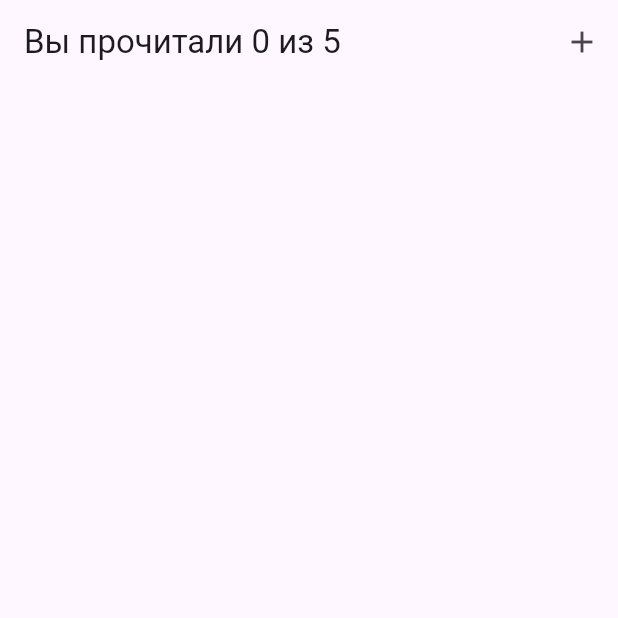
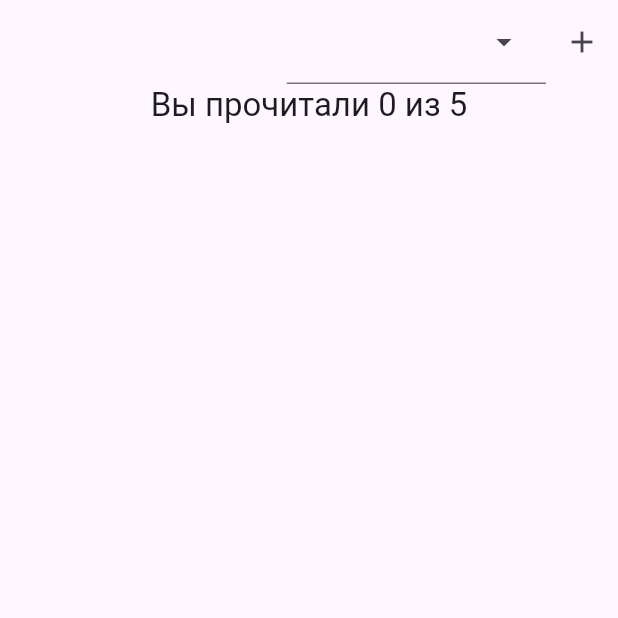
Before and after one commit to DonErnest/books_rating, a Flutter app: the screen it shows after launch, on a phone screen of 412 x 824 dp, the top half of it. Run offline on Flutter 3.47's test engine with Material 3 defaults, Android fonts, the phone set to English and light mode, and no system bars; our stand-ins replace flutter_slidable.

Commit message:
Refactored code, added minimum style info for widgets, move counter to the home page

```diff
--- a/lib/models/book.dart
+++ b/lib/models/book.dart
@@ -1,4 +1,6 @@
 import 'package:uuid/uuid.dart';
+
+int maxCount = 5;
 
 const uuid = Uuid();
 
--- a/lib/rating.dart
+++ b/lib/rating.dart
@@ -14,7 +14,7 @@ class BookRating extends StatefulWidget {
 
 class _BookRatingState extends State<BookRating> {
   List<Book> userBooks = [];
-  int maxCount = 5;
+  final dropDownFilterController = TextEditingController();
 
   @override
   void initState() {
@@ -31,20 +31,23 @@ class _BookRatingState extends State<BookRating> {
   }
 
   void orderBooks() {
-    var thoseWhichAreRead = userBooks.where((book) => book.status == ReadingStatus.reading).toList();
-    var thoseWhichAreOnShelf = userBooks.where((book) => book.status == ReadingStatus.onShelf).toList();
-    var thoseWhichAreOnHold = userBooks.where((book) => book.status == ReadingStatus.onHold).toList();
-    var thoseWhichAreFinished = userBooks.where((book) => book.status == ReadingStatus.finished).toList();
+    var thoseWhichAreRead = userBooks
+        .where((book) => book.status == ReadingStatus.reading)
+        .toList();
+    var thoseWhichAreOnShelf = userBooks
+        .where((book) => book.status == ReadingStatus.onShelf)
+        .toList();
+    var thoseWhichAreOnHold =
+        userBooks.where((book) => book.status == ReadingStatus.onHold).toList();
+    var thoseWhichAreFinished = userBooks
+        .where((book) => book.status == ReadingStatus.finished)
+        .toList();
 
-    userBooks = thoseWhichAreRead + thoseWhichAreOnShelf + thoseWhichAreOnHold + thoseWhichAreFinished;
+    userBooks = thoseWhichAreRead +
+        thoseWhichAreOnShelf +
+        thoseWhichAreOnHold +
+        thoseWhichAreFinished;
   }
-
-  int get readThisYear => userBooks
-      .where((book) =>
-          book.status == ReadingStatus.finished &&
-              DateTime.now().difference(book.finishedOn!).inDays <
-              Duration(days: 365).inDays)
-      .length;
 
   void addBook(Book newBook) {
     setState(() {
@@ -100,8 +103,25 @@ class _BookRatingState extends State<BookRating> {
     });
   }
 
+  void filterBooks(String? status) async {
+    if (status != null) {
+      final loadedBooks = await loadBooks();
+      if (status == "ALL") {
+        setState(() {
+          userBooks = loadedBooks;
+          orderBooks();
+        });
+      } else {
+        setState(() {
+          userBooks = loadedBooks.where((book) => book.status.toString() == status).toList();
+        });
+      }
+    }
+  }
+
   @override
   Widget build(BuildContext context) {
+    final theme = Theme.of(context);
     return Scaffold(
       body: HomeScreen(
         books: userBooks,
@@ -110,8 +130,21 @@ class _BookRatingState extends State<BookRating> {
         onCancel: removeBook,
       ),
       appBar: AppBar(
-        title: Text("Вы прочитали ${readThisYear} из ${maxCount}"),
         actions: [
+          DropdownMenu<String>(
+            controller: dropDownFilterController,
+            inputDecorationTheme: theme.inputDecorationTheme,
+            dropdownMenuEntries: [
+                  DropdownMenuEntry(value: "ALL", label: "Все"),
+                ] +
+                ReadingStatus.values
+                    .map<DropdownMenuEntry<String>>((status) =>
+                        DropdownMenuEntry(
+                            value: status.toString(),
+                            label: status.displayStatus))
+                    .toList(),
+            onSelected: filterBooks,
+          ),
           IconButton(
             onPressed: openAddBoolSheet,
             icon: const Icon(Icons.add),
--- a/lib/screens/home.dart
+++ b/lib/screens/home.dart
@@ -9,13 +9,32 @@ class HomeScreen extends StatelessWidget {
   final void Function(String id) onEdit;
   final void Function(Book book) onCancel;
 
-  const HomeScreen({super.key, required this.books, required this.onBrowse, required this.onEdit, required this.onCancel});
+  const HomeScreen(
+      {super.key,
+      required this.books,
+      required this.onBrowse,
+      required this.onEdit,
+      required this.onCancel});
+
+  int get readThisYear => books
+      .where((book) =>
+          book.status == ReadingStatus.finished &&
+          DateTime.now().difference(book.finishedOn!).inDays <
+              Duration(days: 365).inDays)
+      .length;
 
   @override
   Widget build(BuildContext context) {
     final theme = Theme.of(context);
 
-    return ListView.builder(
+    return Column(
+      children: [
+        Text(
+          "Вы прочитали ${readThisYear} из ${maxCount}",
+          style: Theme.of(context).textTheme.titleLarge,
+        ),
+        Expanded(
+          child: ListView.builder(
             itemBuilder: (ctx, idx) => Slidable(
               endActionPane: ActionPane(
                 motion: DrawerMotion(),
@@ -40,6 +59,9 @@ class HomeScreen extends StatelessWidget {
               ),
             ),
             itemCount: books.length,
+          ),
+        ),
+      ],
     );
   }
 }
```
Also changed, not shown: lib/screens/book_detail.dart (+77 -20 lines), lib/screens/book_form.dart (+32 -23 lines), lib/widgets/book_row.dart (+39 -4 lines). Lines whose indentation alone changed are shown as unchanged.
